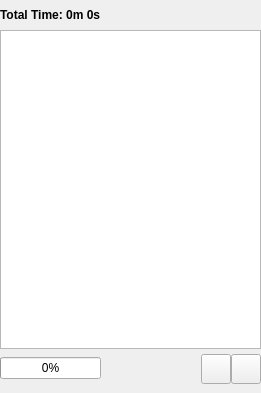
Before: the Qt Designer form trunk/GUI/GUI_Playlist.ui in shahid334/sayonara-player, drawn with Qt 5.
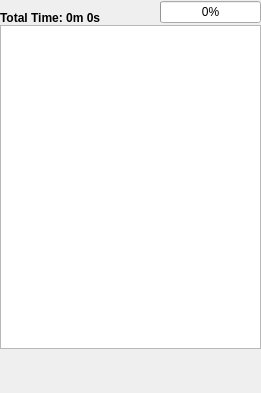
After: the same form once the commit is applied. Icons and pictures are not drawn.

Commit message: medialibrary-playlist drag&drop

The edit to the form file:
```diff
--- a/trunk/GUI/GUI_Playlist.ui
+++ b/trunk/GUI/GUI_Playlist.ui
@@ -123,14 +123,14 @@
            <widget class="QPushButton" name="btn_clear">
             <property name="minimumSize">
              <size>
-              <width>0</width>
-              <height>30</height>
+              <width>24</width>
+              <height>24</height>
              </size>
             </property>
             <property name="maximumSize">
              <size>
-              <width>30</width>
-              <height>30</height>
+              <width>26</width>
+              <height>26</height>
              </size>
             </property>
             <property name="toolTip">
@@ -143,8 +143,14 @@
              <iconset>
               <normaloff>icons/broom.png</normaloff>icons/broom.png</iconset>
             </property>
+            <property name="iconSize">
+             <size>
+              <width>24</width>
+              <height>24</height>
+             </size>
+            </property>
             <property name="flat">
-             <bool>false</bool>
+             <bool>true</bool>
             </property>
            </widget>
           </item>
@@ -152,7 +158,7 @@
            <widget class="QPushButton" name="btn_save_playlist">
             <property name="minimumSize">
              <size>
-              <width>0</width>
+              <width>30</width>
               <height>30</height>
              </size>
             </property>
@@ -172,31 +178,52 @@
              <iconset>
               <normaloff>icons/save.png</normaloff>icons/save.png</iconset>
             </property>
+            <property name="iconSize">
+             <size>
+              <width>24</width>
+              <height>24</height>
+             </size>
+            </property>
             <property name="flat">
-             <bool>false</bool>
+             <bool>true</bool>
             </property>
            </widget>
           </item>
          </layout>
         </item>
-        <item row="0" column="5">
+        <item row="0" column="1" colspan="2">
+         <widget class="QLabel" name="lab_totalTime">
+          <property name="minimumSize">
+           <size>
+            <width>0</width>
+            <height>25</height>
+           </size>
+          </property>
+          <property name="maximumSize">
+           <size>
+            <width>1000</width>
+            <height>16777215</height>
+           </size>
+          </property>
+          <property name="font">
+           <font>
+            <weight>75</weight>
+            <bold>true</bold>
+           </font>
+          </property>
+          <property name="text">
+           <string>Total Time: 0m 0s</string>
+          </property>
+          <property name="alignment">
+           <set>Qt::AlignBottom|Qt::AlignLeading|Qt::AlignLeft</set>
+          </property>
+         </widget>
+        </item>
+        <item row="4" column="1">
          <layout class="QHBoxLayout" name="horizontalLayout_4">
           <property name="spacing">
            <number>0</number>
           </property>
-          <item>
-           <spacer name="horizontalSpacer_2">
-            <property name="orientation">
-             <enum>Qt::Horizontal</enum>
-            </property>
-            <property name="sizeHint" stdset="0">
-             <size>
-              <width>40</width>
-              <height>20</height>
-             </size>
-            </property>
-           </spacer>
-          </item>
           <item>
            <widget class="QPushButton" name="btn_rep1">
             <property name="minimumSize">
@@ -361,28 +388,22 @@
             </property>
            </widget>
           </item>
+          <item>
+           <spacer name="horizontalSpacer_2">
+            <property name="orientation">
+             <enum>Qt::Horizontal</enum>
+            </property>
+            <property name="sizeHint" stdset="0">
+             <size>
+              <width>40</width>
+              <height>20</height>
+             </size>
+            </property>
+           </spacer>
+          </item>
          </layout>
         </item>
-        <item row="0" column="1" colspan="2">
-         <widget class="QLabel" name="lab_totalTime">
-          <property name="maximumSize">
-           <size>
-            <width>1000</width>
-            <height>16777215</height>
-           </size>
-          </property>
-          <property name="font">
-           <font>
-            <weight>75</weight>
-            <bold>true</bold>
-           </font>
-          </property>
-          <property name="text">
-           <string>Total Time: 0m 0s</string>
-          </property>
-         </widget>
-        </item>
-        <item row="4" column="1">
+        <item row="0" column="5">
          <widget class="QProgressBar" name="pl_progress_bar">
           <property name="maximumSize">
            <size>
```
The commit also changes 14 other files.
